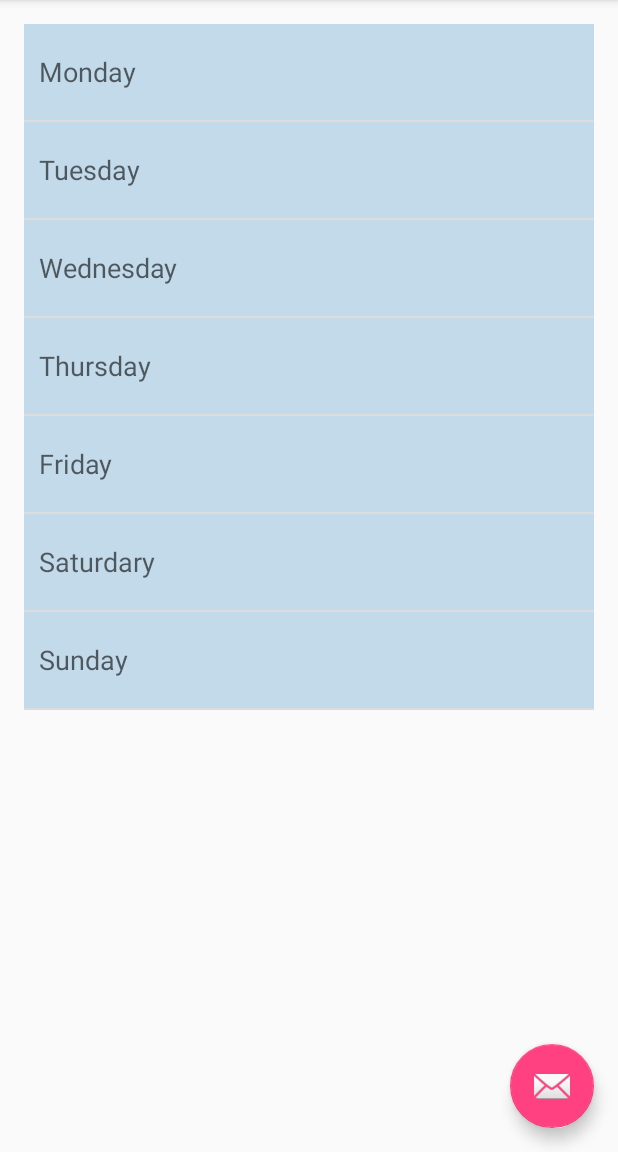
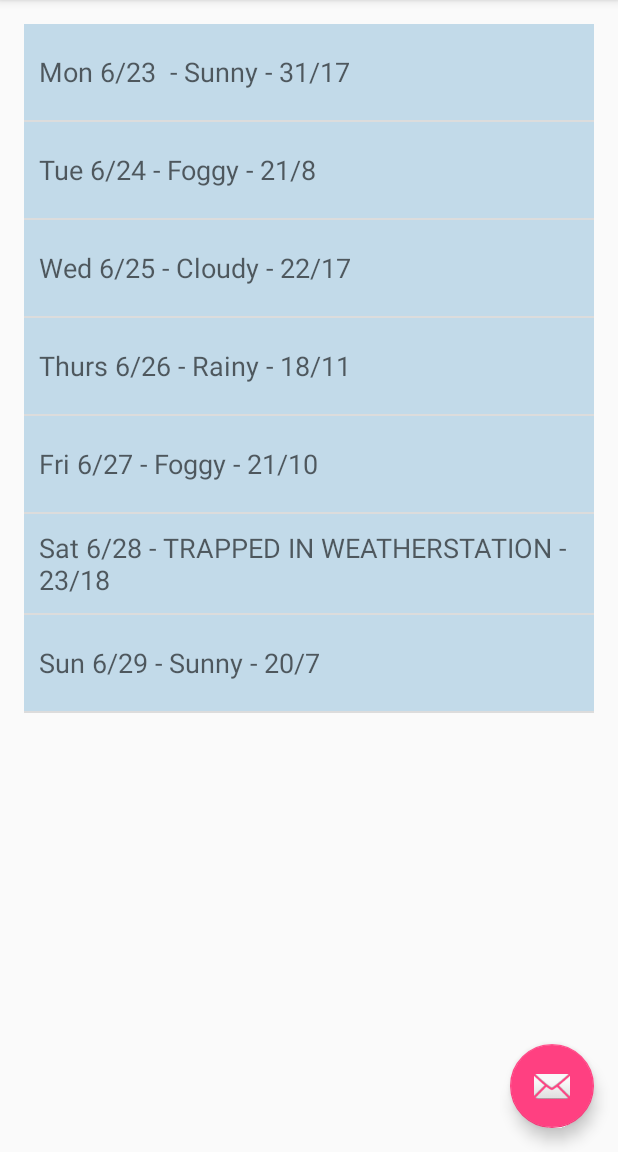
Before and after one commit to eriDam/udacity_Sunshine, an Android app: the screen it shows after launch (MainActivity), on a phone screen of 412 x 824 dp, the part 84-1236 px from its top. Run offline under Robolectric (Android 15) with nearby library versions, the phone set to English and light mode, and no system bars.

```diff
--- a/app/src/main/AndroidManifest.xml
+++ b/app/src/main/AndroidManifest.xml
@@ -23,8 +23,7 @@
         <activity
                    android:name=".DetailActivity"
                    android:label="@string/title_activity_detail"
-            android:parentActivityName=".MainActivity"
-            android:theme="@style/AppTheme.NoActionBar" >
+                    android:parentActivityName=".MainActivity" >
                     <meta-data
                         android:name="android.support.PARENT_ACTIVITY"
                         android:value="com.example.android.sunshine.app.MainActivity" />
--- a/app/src/main/java/com/example/android/sunshine/app/ForecastFragment.java
+++ b/app/src/main/java/com/example/android/sunshine/app/ForecastFragment.java
@@ -1,7 +1,6 @@
 package com.example.android.sunshine.app;
 
 import android.content.Intent;
-import android.content.res.Resources;
 import android.net.Uri;
 import android.os.AsyncTask;
 import android.os.Bundle;
@@ -69,6 +68,7 @@ public class ForecastFragment extends Fragment {
             return true;
         }
 
+
         return super.onOptionsItemSelected(item);
     }
 
@@ -77,44 +77,8 @@ public class ForecastFragment extends Fragment {
                              Bundle savedInstanceState) {
 
         //Create an ArrayList
-        Resources res = getResources();
-        String[] forecastArray = res.getStringArray(R.array.items);
-
-        List<String> weekForecast = new ArrayList<>(Arrays.asList(forecastArray));
-
-        for (int i = 0; i <= forecastArray.length; i++) {
-
-            Log.i("Item ", String.valueOf(i));
-
-        }
-
-        mForecastAdapter = new ArrayAdapter<>(getActivity(), R.layout.list_item_forecast,
-                R.id.list_item_forecast_textview, weekForecast);
-
-        View rootView = inflater.inflate(R.layout.fragment_main, container, false);
-        //setup Views
-        // Get a reference to the ListView, and attach this adapter to it.
-        //Get the forecast by calling getItem from the forecastAdapter.
-        ListView listview = (ListView) rootView.findViewById(R.id.listview_forecast);
-        listview.setAdapter(mForecastAdapter);
-        listview.setOnItemClickListener(new AdapterView.OnItemClickListener() {
-            @Override
-            public void onItemClick(AdapterView<?> parent, View view, int position, long id) {
-                String forecast = mForecastAdapter.getItem(position);
-                //3.02 Add Toast message
-                //Toast.makeText(getActivity(), forecast, Toast.LENGTH_SHORT).show();
-
-               //Create explicit intent to launch/open DetailActivity
-                Intent intent = new Intent(getActivity(), DetailActivity.class).putExtra(Intent.EXTRA_TEXT, forecast);
-                 startActivity(intent);
-            }
-        });
-        // return inflater.inflate(R.layout.fragment_main, container, false);
-        return rootView;
-    }
-
-                // Create some dummy data for the ListView.  Here's a sample weekly forecast
-      /*  String[] data = {
+        // Create some dummy data for the ListView.  Here's a sample weekly forecast
+        String[] data = {
                 "Mon 6/23 - Sunny - 31/17",
                 "Tue 6/24 - Foggy - 21/8",
                 "Wed 6/25 - Cloudy - 22/17",
@@ -124,11 +88,11 @@ public class ForecastFragment extends Fragment {
                 "Sun 6/29 - Sunny - 20/7"
         };
         List<String> weekForecast = new ArrayList<String>(Arrays.asList(data));
-    */
+
         // Now that we have some dummy forecast data, create an ArrayAdapter.
         // The ArrayAdapter will take data from a source (like our dummy forecast) and
         // use it to populate the ListView it's attached to.
-        /*mForecastAdapter =
+        mForecastAdapter =
                 new ArrayAdapter<String>(
                         getActivity(), // The current context (this activity)
                         R.layout.list_item_forecast, // The name of the layout ID.
@@ -140,9 +104,24 @@ public class ForecastFragment extends Fragment {
         // Get a reference to the ListView, and attach this adapter to it.
         ListView listView = (ListView) rootView.findViewById(R.id.listview_forecast);
         listView.setAdapter(mForecastAdapter);
+        listView.setOnItemClickListener(new AdapterView.OnItemClickListener() {
+            @Override
+            public void onItemClick(AdapterView<?> parent, View view, int position, long id) {
+                String forecast = mForecastAdapter.getItem(position);
+                //3.02 Add Toast message comment
+                //Toast.makeText(getActivity(), forecast, Toast.LENGTH_SHORT).show();
 
+               //Create explicit intent to launch/open DetailActivity
+                Intent intent = new Intent(getActivity(), DetailActivity.class)
+                        .putExtra(Intent.EXTRA_TEXT, forecast);
+                 startActivity(intent);
+            }
+        });
+        // return inflater.inflate(R.layout.fragment_main, container, false);
         return rootView;
-    }*/
+    }
+
+
 
     public class FetchWeatherTask extends AsyncTask<String, Void, String[]> {
 
@@ -355,8 +334,8 @@ public class ForecastFragment extends Fragment {
                                 for(String dayForecastStr : result) {
                                        mForecastAdapter.add(dayForecastStr);
                                     }
-                               // New data is back from the server.  Hooray!
+                               // New data is back from the server
                                   }
-                    }
+                       }
     }
 }
--- a/app/src/main/java/com/example/android/sunshine/app/MainActivity.java
+++ b/app/src/main/java/com/example/android/sunshine/app/MainActivity.java
@@ -6,6 +6,7 @@ import android.support.design.widget.FloatingActionButton;
 import android.support.design.widget.Snackbar;
 import android.support.v7.app.AppCompatActivity;
 import android.support.v7.widget.Toolbar;
+import android.view.Menu;
 import android.view.MenuItem;
 import android.view.View;
 
@@ -17,7 +18,7 @@ public class MainActivity extends AppCompatActivity {
         setContentView(R.layout.activity_main);
 //        if (savedInstanceState == null) {
 //            getSupportFragmentManager().beginTransaction()
-//                    .add(R.id.container, new PlaceholderFragment())
+//                    .add(R.id.container, new ForecastFragment())
 //                    .commit();
 //        }
         Toolbar toolbar = (Toolbar) findViewById(R.id.toolbar);
@@ -32,6 +33,13 @@ public class MainActivity extends AppCompatActivity {
             }
         });
 
+    }
+
+    @Override
+    public boolean onCreateOptionsMenu(Menu menu) {
+        // Inflate the menu; this adds items to the action bar if it is present.
+        getMenuInflater().inflate(R.menu.forecast_fragment, menu);
+        return true;
     }
     @Override
     public boolean onOptionsItemSelected (MenuItem item){
--- a/app/src/main/java/com/example/android/sunshine/app/SettingsActivity.java
+++ b/app/src/main/java/com/example/android/sunshine/app/SettingsActivity.java
@@ -25,11 +25,13 @@ public class SettingsActivity extends PreferenceActivity
     public void onCreate(Bundle savedInstanceState) {
         super.onCreate(savedInstanceState);
         // Add 'general' preferences, defined in the XML file
-        // TODO: Add preferences from XML
+        // Add preferences from XML
+        addPreferencesFromResource(R.xml.pref_general);
 
         // For all preferences, attach an OnPreferenceChangeListener so the UI summary can be
         // updated when the preference changes.
-        // TODO: Add preferences
+        //  Add preferences
+        bindPreferenceSummaryToValue(findPreference(getString(R.string.pref_location_key)));
     }
 
     /**
--- a/app/src/main/res/menu/forecast_fragment.xml
+++ b/app/src/main/res/menu/forecast_fragment.xml
@@ -9,7 +9,7 @@
     <!-- Behaivors to the menu: app:showAsAction = never, ifRoom, always -->
     <item
         android:id="@+id/action_refresh"
-        android:title="@string/Refresh"
+        android:title="@string/refresh"
         android:icon="@mipmap/action_refresh"
         android:orderInCategory="80" app:showAsAction="never" />
 </menu>
--- a/app/src/main/res/values/strings.xml
+++ b/app/src/main/res/values/strings.xml
@@ -1,18 +1,17 @@
 <resources>
     <string name="app_name">Sunshine</string>
     <string name="action_settings">Settings</string>
-    <string name="refresh">refresh</string>
-    <string name="Refresh">Refresh</string>
-
-    <string-array name="items">
-        <item>Monday</item>
-        <item>Tuesday</item>
-        <item>Wednesday</item>
-        <item>Thursday</item>
-        <item>Friday</item>
-        <item>Saturdary</item>
-        <item>Sunday</item>
-    </string-array>
+    <string name="refresh">Refresh</string>
     <string name="title_activity_detail">DetailActivity</string>
     <string name="title_activity_settings">Settings</string>
+
+    <!-- Label for the location preference [CHAR LIMIT=30] -->
+       <string name="pref_location_label">Location</string>
+
+        <!-- Key name for storing location in SharedPreferences [CHAR LIMIT=NONE] -->
+        <string name="pref_location_key" translatable="false">location</string>
+
+        <!-- Default postal code for location preference [CHAR LIMIT=NONE] -->
+        <string name="pref_location_default" translatable="false">Valencia,ESP</string>
+
 </resources>
```
Also changed, not shown: app/src/main/java/com/example/android/sunshine/app/DetailActivity.java (+10 -27 lines), app/src/main/res/layout/activity_detail.xml (+3 -8 lines), app/src/main/res/layout/fragment_detail.xml (+5 -3 lines), app/src/main/res/menu/main.xml (added, +10 -0 lines), app/src/main/res/xml/pref_general.xml (added, +13 -0 lines), 40 other files. Lines whose indentation alone changed are shown as unchanged.
